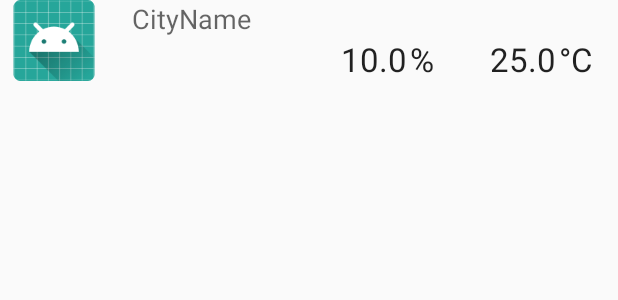
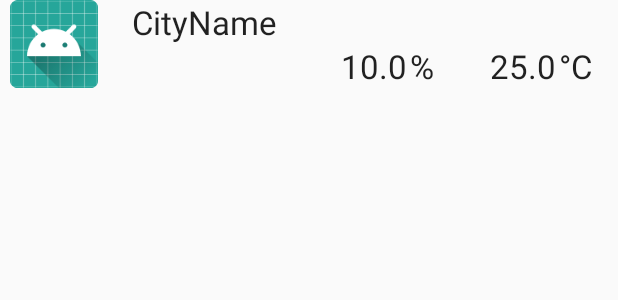
Before and after one commit to JacobAagaard/WeatherApp, an Android app: the layout row.xml on its own in the app's theme, with its tools: preview values and no code run, on a phone screen of 412 x 824 dp. Shown: the top 300 px of the screen. Run offline under Robolectric (Android 15) with nearby library versions, the phone set to English and light mode, and no system bars.

Commit message:
Added ArrayAdapter class and 04n icon

```diff
--- a/app/src/main/res/layout/activity_city_details.xml
+++ b/app/src/main/res/layout/activity_city_details.xml
@@ -7,7 +7,7 @@
     tools:context="com.flonk.weatherapp.CityDetailsActivity">
 
     <ImageView
-        android:id="@+id/imageViewIcon"
+        android:id="@+id/imvIcon"
         android:layout_width="174dp"
         android:layout_height="140dp"
         android:layout_marginTop="16dp"
@@ -28,7 +28,7 @@
         app:layout_constraintBottom_toBottomOf="parent"
         app:layout_constraintLeft_toLeftOf="parent"
         app:layout_constraintRight_toRightOf="parent"
-        app:layout_constraintTop_toBottomOf="@+id/imageViewIcon"
+        app:layout_constraintTop_toBottomOf="@+id/imvIcon"
         app:layout_constraintVertical_bias="0.0" />
 
     <TextView
--- a/app/src/main/res/layout/row.xml
+++ b/app/src/main/res/layout/row.xml
@@ -8,7 +8,7 @@
     android:orientation="vertical">
 
     <TextView
-        android:id="@+id/temperature"
+        android:id="@+id/tvTemperature"
         android:layout_width="wrap_content"
         android:layout_height="wrap_content"
         android:layout_marginEnd="2dp"
@@ -16,51 +16,51 @@
         android:text="@string/tv_temperature"
         android:textAppearance="@style/TextAppearance.AppCompat.Large"
         app:layout_constraintBottom_toBottomOf="parent"
-        app:layout_constraintEnd_toStartOf="@+id/celsius"
+        app:layout_constraintEnd_toStartOf="@+id/tvCelsius"
         app:layout_constraintHorizontal_bias="1.0"
-        app:layout_constraintStart_toEndOf="@+id/percentage"
-        app:layout_constraintTop_toBottomOf="@+id/title"
+        app:layout_constraintStart_toEndOf="@+id/tvPercentage"
+        app:layout_constraintTop_toBottomOf="@+id/tvCityName"
         android:layout_marginRight="2dp"
         android:layout_marginLeft="8dp" />
 
     <TextView
-        android:id="@+id/celsius"
+        android:id="@+id/tvCelsius"
         android:layout_width="wrap_content"
         android:layout_height="wrap_content"
         android:text="@string/tv_celsius"
         android:textAppearance="@style/TextAppearance.AppCompat.Large"
-        app:layout_constraintBaseline_toBaselineOf="@+id/temperature"
+        app:layout_constraintBaseline_toBaselineOf="@+id/tvTemperature"
         app:layout_constraintHorizontal_bias="0.956"
         app:layout_constraintLeft_toLeftOf="parent"
         app:layout_constraintRight_toRightOf="parent" />
 
     <TextView
-        android:id="@+id/percentage"
+        android:id="@+id/tvPercentage"
         android:layout_width="wrap_content"
         android:layout_height="wrap_content"
         android:text="@string/tv_percentage"
         android:textAppearance="@style/TextAppearance.AppCompat.Large"
-        app:layout_constraintBaseline_toBaselineOf="@+id/humidity"
+        app:layout_constraintBaseline_toBaselineOf="@+id/tvHumidity"
         app:layout_constraintHorizontal_bias="0.69"
         app:layout_constraintLeft_toLeftOf="parent"
         app:layout_constraintRight_toRightOf="parent" />
 
     <TextView
-        android:id="@+id/title"
+        android:id="@+id/tvCityName"
         android:layout_width="0dp"
         android:layout_height="wrap_content"
         android:text="@string/tv_cityname"
-        android:textAppearance="?android:attr/textAppearanceMedium"
+        android:textAppearance="@style/TextAppearance.AppCompat.Large"
         android:translationX="16dp"
-        app:layout_constraintBottom_toTopOf="@+id/temperature"
+        app:layout_constraintBottom_toTopOf="@+id/tvTemperature"
         app:layout_constraintHorizontal_bias="0.0"
         app:layout_constraintLeft_toLeftOf="parent"
         app:layout_constraintRight_toRightOf="parent"
-        app:layout_constraintStart_toEndOf="@+id/imageView"
+        app:layout_constraintStart_toEndOf="@+id/imvIcon"
         app:layout_constraintTop_toTopOf="parent" />
 
     <TextView
-        android:id="@+id/humidity"
+        android:id="@+id/tvHumidity"
         android:layout_width="wrap_content"
         android:layout_height="wrap_content"
         android:layout_marginEnd="2dp"
@@ -68,22 +68,22 @@
         android:text="@string/tv_humidty"
         android:textAppearance="@style/TextAppearance.AppCompat.Large"
         app:layout_constraintBottom_toBottomOf="parent"
-        app:layout_constraintEnd_toStartOf="@+id/percentage"
+        app:layout_constraintEnd_toStartOf="@+id/tvPercentage"
         app:layout_constraintHorizontal_bias="1.0"
         app:layout_constraintLeft_toLeftOf="parent"
         app:layout_constraintRight_toRightOf="parent"
-        app:layout_constraintStart_toEndOf="@+id/imageView"
-        app:layout_constraintTop_toBottomOf="@+id/title"
+        app:layout_constraintStart_toEndOf="@+id/imvIcon"
+        app:layout_constraintTop_toBottomOf="@+id/tvCityName"
 
         android:layout_marginRight="2dp" />
 
     <ImageView
-        android:id="@+id/imageView"
+        android:id="@+id/imvIcon"
         android:layout_width="wrap_content"
         android:layout_height="0dp"
         android:contentDescription="@string/imv_weather_icon"
         app:layout_constraintBottom_toBottomOf="parent"
-        app:layout_constraintEnd_toStartOf="@+id/title"
+        app:layout_constraintEnd_toStartOf="@+id/tvCityName"
         app:layout_constraintStart_toStartOf="parent"
         app:layout_constraintTop_toTopOf="parent"
         app:srcCompat="@mipmap/ic_launcher_round" />
```
Also changed, not shown: app/src/main/java/com/flonk/weatherapp/CityWeatherDataAdapter.java (added, +56 -0 lines), app/src/main/res/drawable/ic_04n.png (added).
